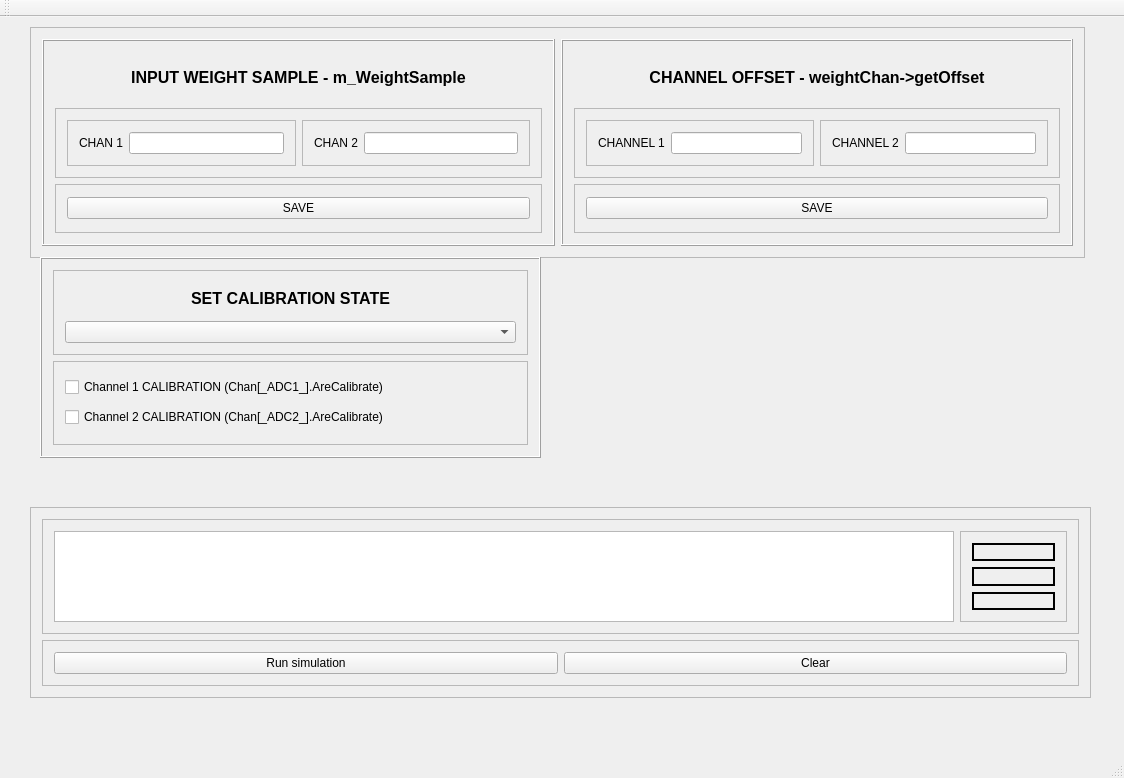
rightec/SiframixSimul, file mainwindow.ui: the form before one commit.
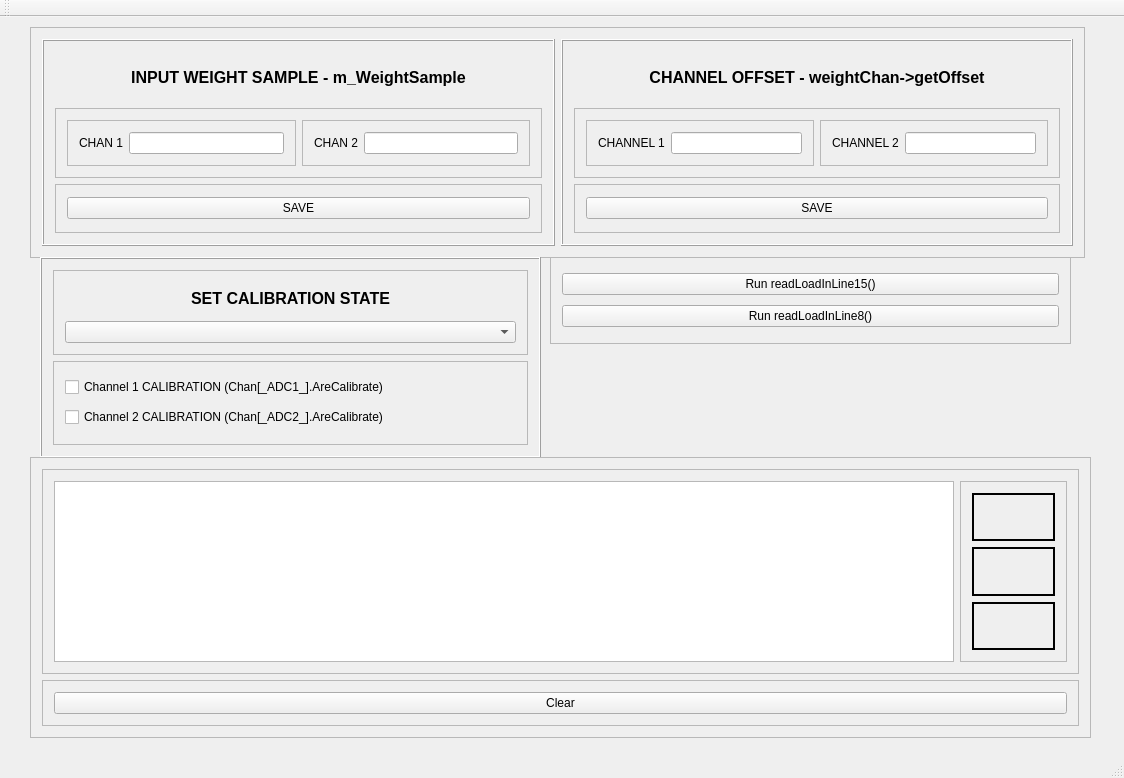
The form after the commit.

Commit message: Add read8 to siframix class

The edit to the form file:
```diff
--- a/mainwindow.ui
+++ b/mainwindow.ui
@@ -324,9 +324,9 @@
     <property name="geometry">
      <rect>
       <x>30</x>
-      <y>490</y>
+      <y>440</y>
       <width>1061</width>
-      <height>191</height>
+      <height>281</height>
      </rect>
     </property>
     <property name="frameShape">
@@ -418,13 +418,6 @@
         <enum>QFrame::Raised</enum>
        </property>
        <layout class="QHBoxLayout" name="horizontalLayout_8">
-        <item>
-         <widget class="QPushButton" name="pushButton">
-          <property name="text">
-           <string>Run simulation</string>
-          </property>
-         </widget>
-        </item>
         <item>
          <widget class="QPushButton" name="pushButton_2">
           <property name="text">
@@ -437,6 +430,38 @@
      </item>
     </layout>
    </widget>
+   <widget class="QFrame" name="frame_17">
+    <property name="geometry">
+     <rect>
+      <x>550</x>
+      <y>240</y>
+      <width>521</width>
+      <height>87</height>
+     </rect>
+    </property>
+    <property name="frameShape">
+     <enum>QFrame::StyledPanel</enum>
+    </property>
+    <property name="frameShadow">
+     <enum>QFrame::Raised</enum>
+    </property>
+    <layout class="QVBoxLayout" name="verticalLayout_10">
+     <item>
+      <widget class="QPushButton" name="pushButton">
+       <property name="text">
+        <string>Run readLoadInLine15()</string>
+       </property>
+      </widget>
+     </item>
+     <item>
+      <widget class="QPushButton" name="pushButton_3">
+       <property name="text">
+        <string>Run readLoadInLine8()</string>
+       </property>
+      </widget>
+     </item>
+    </layout>
+   </widget>
   </widget>
   <widget class="QMenuBar" name="menuBar">
    <property name="geometry">
```
The commit also changes 5 other files.
